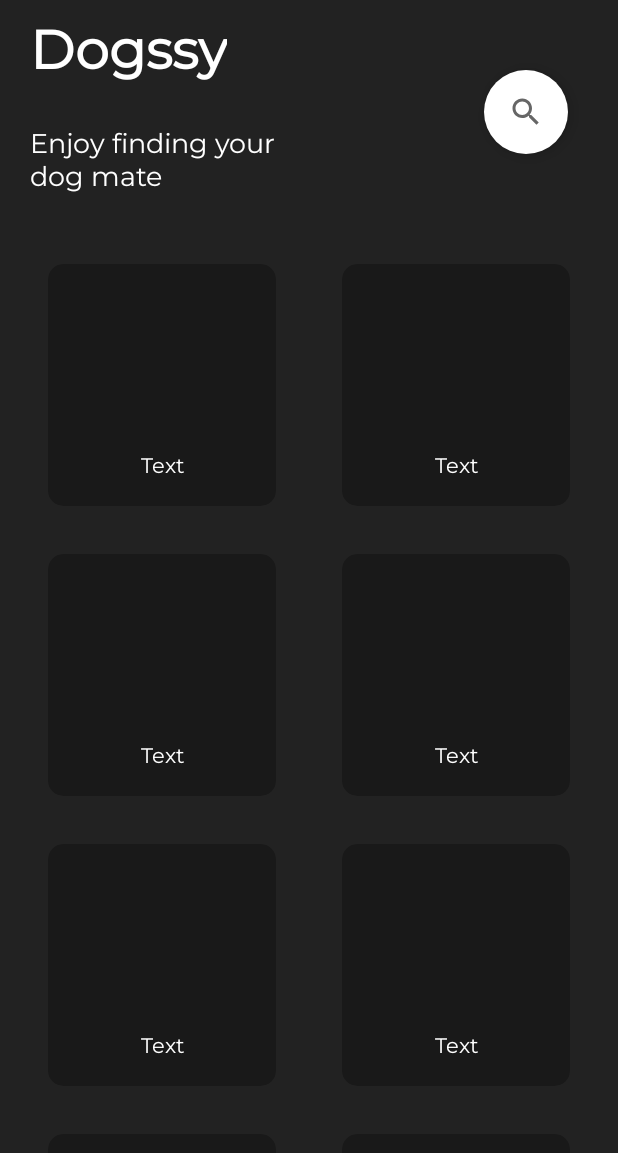
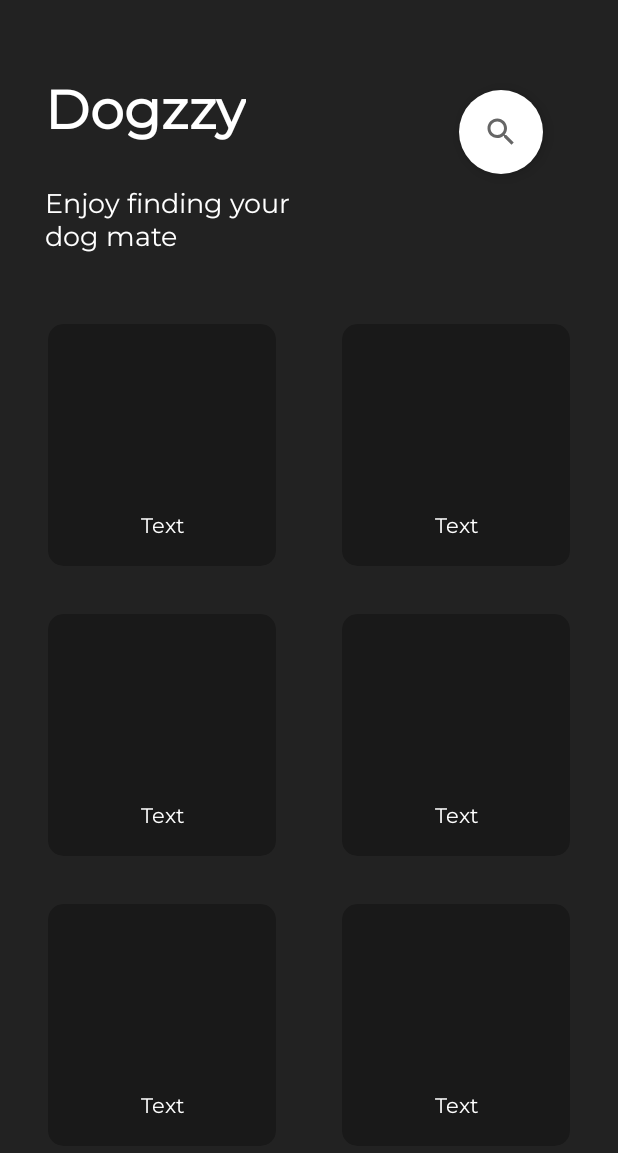
Before and after one commit to amanraghuvanshi651/Dogzzy, an Android app: the screen it shows after launch (MainActivity), after a tap on an icon or button, on a phone screen of 412 x 824 dp. Shown: the top 1153 px of the screen. Run offline under Robolectric (Android 15) with nearby library versions, the light colour scheme and no system bars; our stand-ins replace CircleImageView, Picasso; libraries missing offline, so code that uses them is left out: com.androidnetworking, com.androidnetworking.common, com.androidnetworking.error, com.androidnetworking.interfaces; pictures from the network do not load; 2 statements that could not run were skipped.

Commit message:
search error fixed and updated UI

```diff
--- a/app/src/main/java/com/jetbrains/handson/mpp/dogapplication/Adapter/DogMenuAdapter.kt
+++ b/app/src/main/java/com/jetbrains/handson/mpp/dogapplication/Adapter/DogMenuAdapter.kt
@@ -76,10 +76,10 @@ class DogMenuAdapter(val context: Context?, private var receivedNameList: ArrayL
                         Log.i("load", "Size of the received List: $size")
                         Log.i("load", "position: $position")
 
-                        if (receivedNameList.isNotEmpty()) {
+                        if (receivedNameList.isNotEmpty() && position <= size) {
 //                            Log.i("load", "name at the position: ${receivedNameList[position]}")
                             if (size == 0) {
-                                val newPosition = 0
+                                val newPosition = size
                                 Log.i("load", "onResponse: newPosition assigned")
                                 val inlistdog = receivedNameList[newPosition]
                                 val dogName = inlistdog.capitalize()
--- a/app/src/main/res/layout/activity_main.xml
+++ b/app/src/main/res/layout/activity_main.xml
@@ -8,7 +8,7 @@
 
     <com.google.android.material.appbar.AppBarLayout
         android:layout_width="match_parent"
-        android:layout_height="150dp">
+        android:layout_height="200dp">
 
         <com.google.android.material.appbar.CollapsingToolbarLayout
             android:layout_width="match_parent"
@@ -22,6 +22,8 @@
             <RelativeLayout
                 android:layout_width="match_parent"
                 android:layout_height="match_parent"
+                android:paddingLeft="10dp"
+                android:paddingRight="10dp"
                 android:background="#222222">
 
                 <TextView
@@ -29,10 +31,10 @@
                     android:layout_width="wrap_content"
                     android:layout_height="wrap_content"
                     android:layout_marginLeft="20dp"
-                    android:layout_marginTop="10dp"
                     android:fontFamily="@font/montserrat"
                     android:gravity="center_horizontal|top"
-                    android:text="Dogssy"
+                    android:text="Dogzzy"
+                    android:layout_marginTop="50dp"
                     android:textColor="#fff"
                     android:textSize="36dp"
                     android:textStyle="bold" />
@@ -54,9 +56,10 @@
                     android:id="@+id/nav_bar_search"
                     android:layout_width="60dp"
                     android:layout_height="60dp"
+                    android:layout_alignParentTop="true"
                     android:layout_alignParentEnd="true"
-                    android:layout_centerVertical="true"
-                    android:layout_marginEnd="33dp"
+                    android:layout_marginTop="60dp"
+                    android:layout_marginEnd="40dp"
                     android:backgroundTint="#fff"
                     android:src="@drawable/ic_baseline_search_24"
                     app:borderWidth="0dp" />
@@ -66,8 +69,9 @@
                     android:layout_width="match_parent"
                     android:layout_height="50dp"
                     android:layout_alignParentStart="true"
-                    android:layout_centerVertical="true"
+                    android:layout_alignParentTop="true"
                     android:layout_marginStart="20dp"
+                    android:layout_marginTop="62dp"
                     android:layout_marginEnd="20dp"
                     android:background="@drawable/main_activity_search_background"
                     android:fontFamily="@font/montserrat"
@@ -147,7 +151,6 @@
                     android:id="@+id/recyclerView"
                     android:layout_width="match_parent"
                     android:layout_height="match_parent"
-                    android:layout_marginTop="10dp"
                     android:overScrollMode="never"
                     android:paddingLeft="10dp"
                     android:paddingRight="10dp" />
--- a/app/src/main/res/layout/activity_splash_screen.xml
+++ b/app/src/main/res/layout/activity_splash_screen.xml
@@ -19,13 +19,13 @@
         app:layout_constraintTop_toTopOf="parent" />
 
     <TextView
-        android:layout_width="111dp"
+        android:layout_width="115dp"
         android:layout_height="wrap_content"
         android:layout_marginTop="11dp"
         android:fontFamily="@font/montserrat"
         android:gravity="center_horizontal|top"
         android:lineHeight="29dp"
-        android:text="Dogssy"
+        android:text="Dogzzy"
         android:textAllCaps="true"
         android:textAppearance="@style/dogssy"
         android:textColor="#fff"
@@ -38,7 +38,7 @@
     <RelativeLayout
         android:layout_width="match_parent"
         android:layout_height="wrap_content"
-        android:layout_marginBottom="45dp"
+        android:layout_marginBottom="35dp"
         app:layout_constraintBottom_toBottomOf="parent"
         app:layout_constraintEnd_toEndOf="parent"
         app:layout_constraintStart_toStartOf="parent">
```
